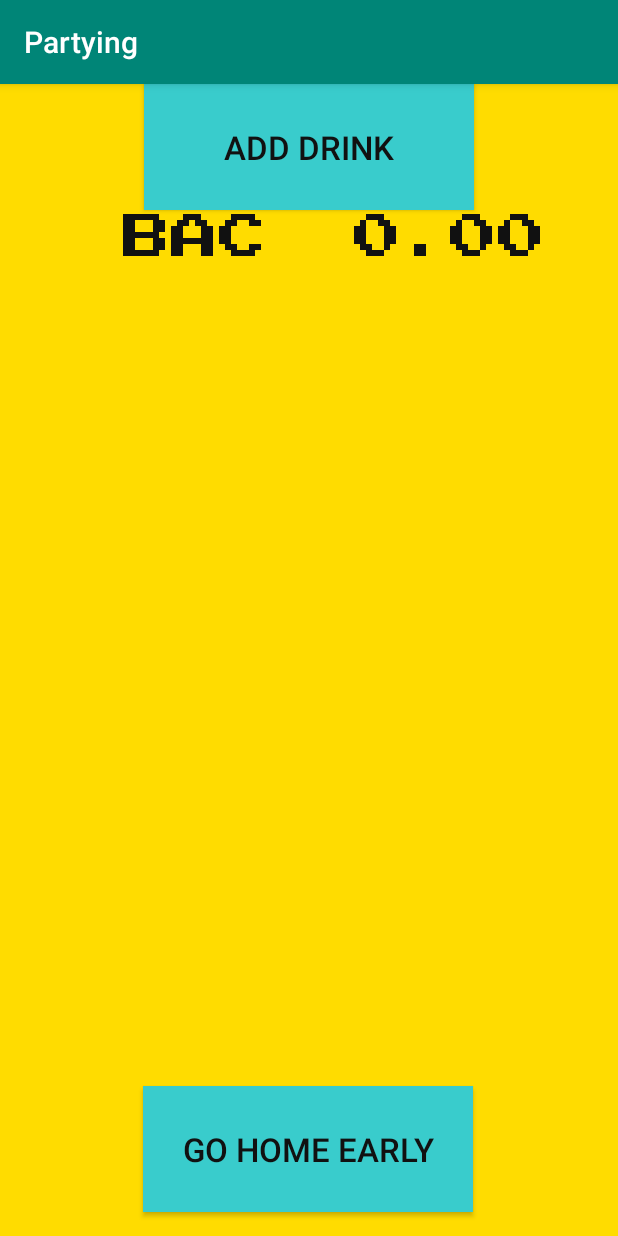
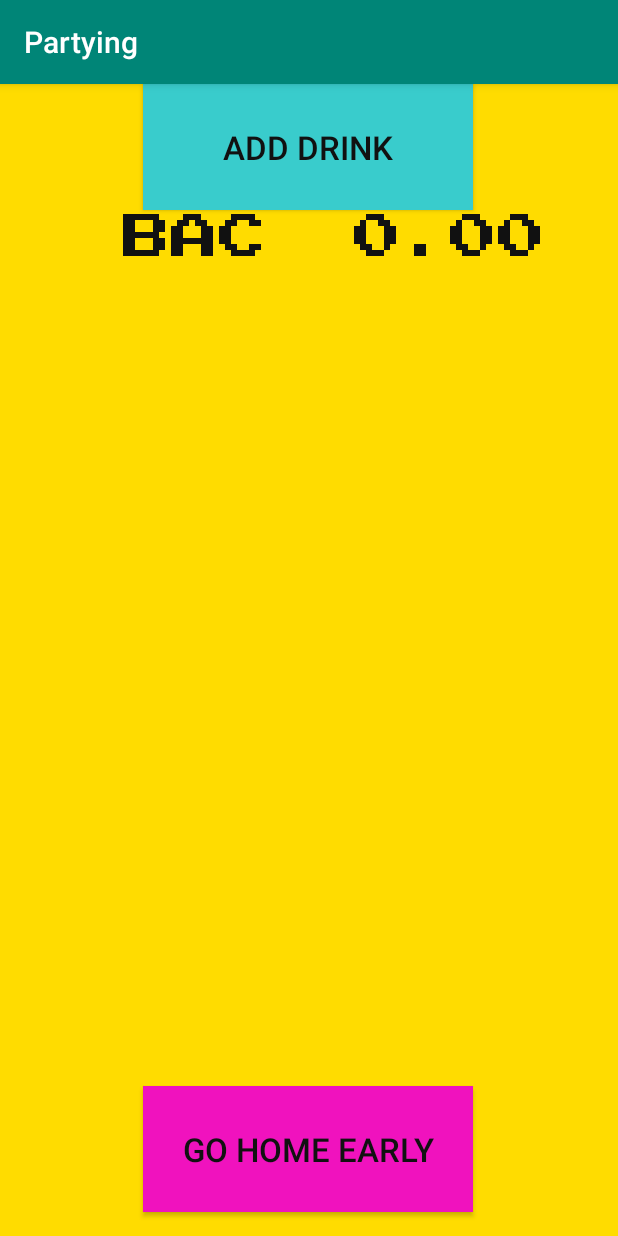
Before and after one commit to bengw99/PartyPal2, an Android app: the Partying screen opened directly, with no data from a screen before it, on a phone screen of 412 x 824 dp. Run offline under Robolectric (Android 15) with nearby library versions, the phone set to English and light mode, and no system bars; Roboto replaces fonts that are not available here.

Commit message:
Basic partying fields

```diff
--- a/app/src/main/res/layout/content_partying.xml
+++ b/app/src/main/res/layout/content_partying.xml
@@ -49,18 +49,19 @@
         android:layout_height="84dp"
         android:background="#39CCCC"
         android:text="Add Drink"
+        android:textColor="#111111"
         android:textSize="22dp"
-        android:textColor="#111111"
         app:layout_constraintEnd_toEndOf="parent"
+        app:layout_constraintHorizontal_bias="0.497"
         app:layout_constraintStart_toStartOf="parent"
-        tools:layout_editor_absoluteY="175dp" />
+        tools:layout_editor_absoluteY="294dp" />
 
     <Button
         android:id="@+id/goHomeEarlyButton"
         android:layout_width="220dp"
         android:layout_height="84dp"
         android:layout_marginBottom="16dp"
-        android:background="#39CCCC"
+        android:background="#F012BE"
         android:text="Go Home Early"
         android:textSize="22dp"
         android:textColor="#111111"
```
